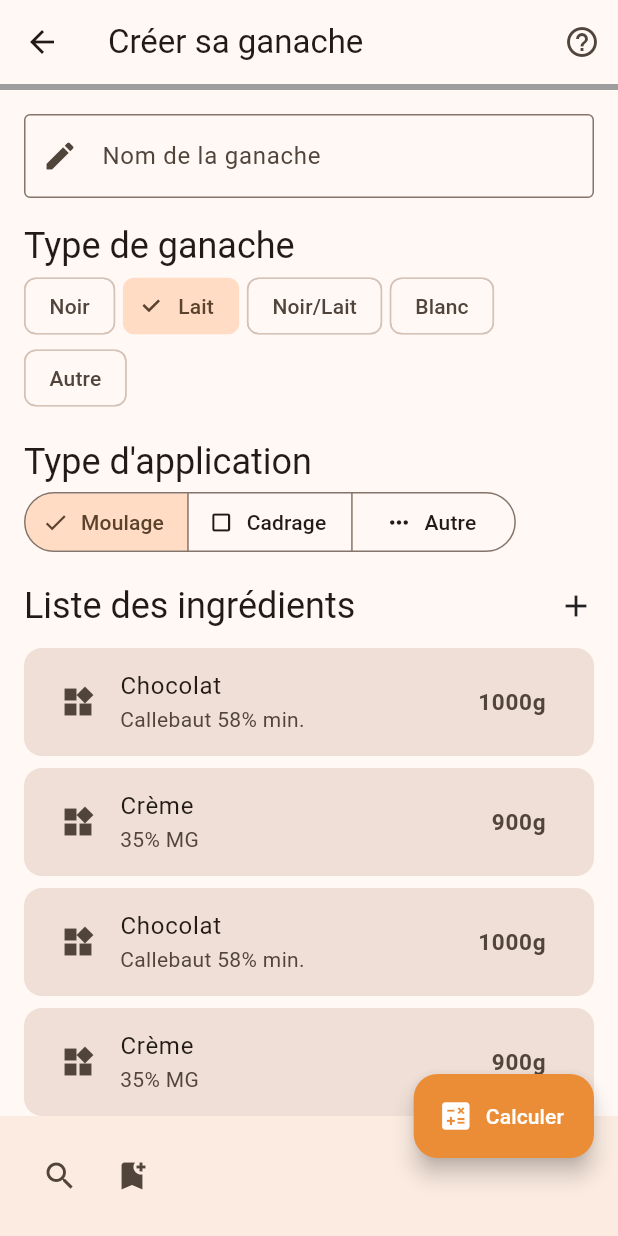
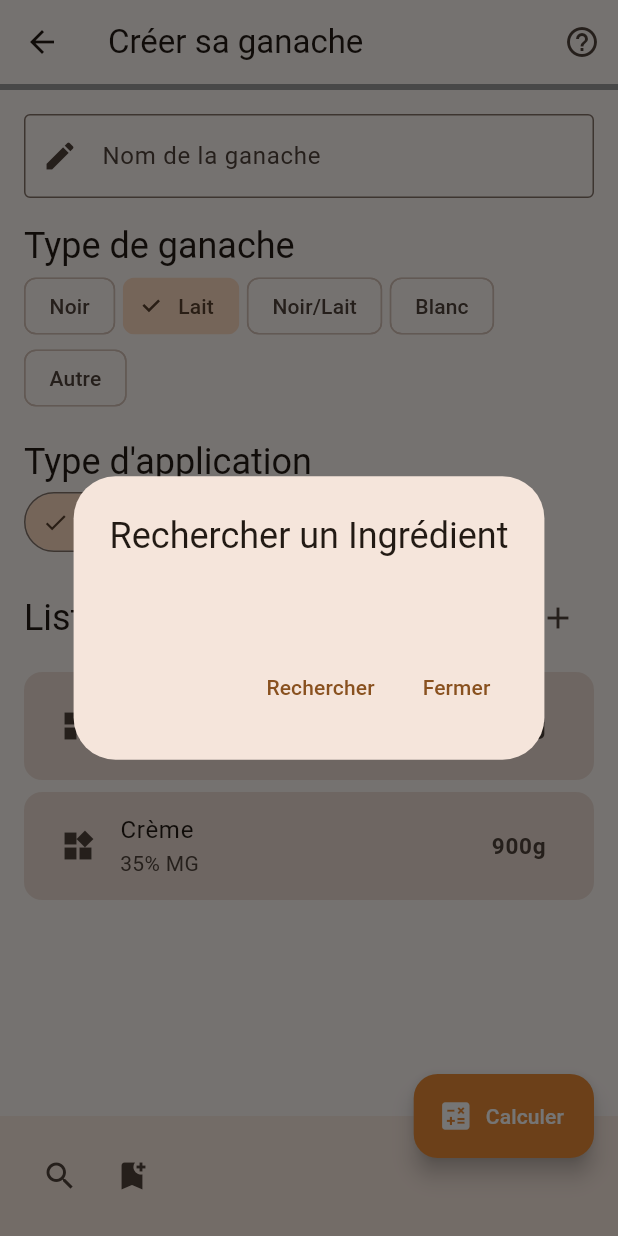
Before and after one commit to AlexandreLuedo/Ganache.lab, a Flutter app: the CreateGanache screen opened directly, after a tap on the "search" icon, on a phone screen of 412 x 824 dp. Run offline on Flutter 3.47's test engine with Material 3 defaults, Android fonts, the phone set to English and light mode, and no system bars.

Commit message:
Refactor: Apply consistent formatting and minor UI improvements
This commit refactors the `lib/main.dart` file with the following changes:

- **Code Formatting:** Applied consistent formatting throughout the file, including class definitions, widget builds, and function calls.
- **`CreateGanache` Widget:**
    - Replaced `_isLoading` and `_progressValue` with a single `progressValue` variable.
    - Added a `tooltip` to the help `IconButton` in the `AppBar`.
    - Implemented a `SnackBar` notification when the "Sauvegarder le brouillon" `IconButton` is pressed.
    - Added a `tooltip` to the "Calculer" `FloatingActionButton.extended`.
    - Added a `tooltip` and an `AlertDialog` to the "Ajouter un ingrédient" `IconButton` in `GanacheIngredients`.
    - Added an `AlertDialog` to the "Rechercher des ingrédients" `IconButton` in the `BottomAppBar`.
- **`GanacheIngredients` Widget:**
    - Removed duplicate ingredient entries for brevity in the example.
- **Minor UI Text Changes:**
    - Corrected "page d\'aide" to "page d'aide".
    - Corrected "Il n\'est pas" to "Il n'est pas".

```diff
--- a/lib/main.dart
+++ b/lib/main.dart
@@ -7,17 +7,17 @@ class GanacheApp extends StatelessWidget {
   const GanacheApp({super.key});
 
   @override
-  build(BuildContext context)
-  {
+  build(BuildContext context) {
     return MaterialApp(
       // debugShowCheckedModeBanner: false,
       theme: ThemeData(colorSchemeSeed: const Color(0xFFEB8C36)),
-        home: const Navigation());
-  } }
+      home: const Navigation(),
+    );
+  }
+}
 
 class Navigation extends StatefulWidget {
   const Navigation({super.key});
-
 
   @override
   State<Navigation> createState() => _NavigationState();
@@ -25,7 +25,8 @@ class Navigation extends StatefulWidget {
 
 class _NavigationState extends State<Navigation> {
   int currentPageIndex = 0;
-  NavigationDestinationLabelBehavior labelBehavior = NavigationDestinationLabelBehavior.onlyShowSelected;
+  NavigationDestinationLabelBehavior labelBehavior =
+      NavigationDestinationLabelBehavior.onlyShowSelected;
 
   @override
   Widget build(BuildContext context) {
@@ -41,10 +42,7 @@ class _NavigationState extends State<Navigation> {
         selectedIndex: currentPageIndex,
         destinations: const <Widget>[
           NavigationDestination(
-            selectedIcon: Icon(
-                Icons.home,
-              color: Colors.white,
-            ),
+            selectedIcon: Icon(Icons.home, color: Colors.white),
             icon: Icon(Icons.home_outlined),
             label: 'Accueil',
           ),
@@ -58,10 +56,7 @@ class _NavigationState extends State<Navigation> {
             label: 'Recettes',
           ),
           NavigationDestination(
-            selectedIcon: Icon(
-              Icons.settings,
-              color: Colors.white,
-            ),
+            selectedIcon: Icon(Icons.settings, color: Colors.white),
             icon: Icon(Icons.settings_outlined),
             label: 'Paramètres',
           ),
@@ -78,26 +73,31 @@ class _NavigationState extends State<Navigation> {
     );
   }
 }
+
 class ConcatenedFloatingActionButton extends StatefulWidget {
   const ConcatenedFloatingActionButton({super.key});
 
   @override
-  State<ConcatenedFloatingActionButton> createState() => _ConcatenedFloatingActionButtonState();
+  State<ConcatenedFloatingActionButton> createState() =>
+      _ConcatenedFloatingActionButtonState();
 }
-class _ConcatenedFloatingActionButtonState extends State<ConcatenedFloatingActionButton> {
-  build(BuildContext context) {
+
+class _ConcatenedFloatingActionButtonState
+    extends State<ConcatenedFloatingActionButton> {
+  @override
+  Widget build(BuildContext context) {
     return FloatingActionButton.extended(
       heroTag: "createGanache",
-      label: Text("Créer sa ganache"),
-      icon: Icon(Icons.add),
-      backgroundColor: Color(0xFFEB8C36),
-      foregroundColor: Colors.white,
+      label: const Text("Créer sa ganache"),
+      icon: const Icon(Icons.add),
       onPressed: () {
         Navigator.push(
           context,
           MaterialPageRoute(builder: (context) => CreateGanache()),
         );
       },
+      backgroundColor: Color(0xFFEB8C36),
+      foregroundColor: Colors.white,
     );
   }
 }
@@ -110,8 +110,7 @@ class CreateGanache extends StatefulWidget {
 }
 
 class _CreateGanacheState extends State<CreateGanache> {
-  bool _isLoading = false;
-  double _progressValue = 0.0;
+  double progressValue = 0.0;
 
   Future<void> _launchUrl() async {
     final Uri url = Uri.parse('https://flutter.dev');
@@ -122,30 +121,32 @@ class _CreateGanacheState extends State<CreateGanache> {
 
   @override
   Widget build(BuildContext context) {
-    return
-      Scaffold(
+    return Scaffold(
       appBar: AppBar(
         title: const Text("Créer sa ganache"),
         actions: <Widget>[
           IconButton(
+            tooltip: "Centre d'aide",
             onPressed: () {
               showDialog(
                 context: context,
                 builder: (BuildContext context) {
                   return AlertDialog(
                     title: const Text("Aide"),
-                    content: const Text("Dans cette page vous devez compléter toutes les informations proposés. \n Il n\'est pas encore possible d\'ajouter ses propres paramètres. \n Pour plus d'informations veuillez vous rendre sur le site internet."),
+                    content: const Text(
+                      "Dans cette page vous devez compléter toutes les informations proposés. \n Il n'est pas encore possible d'ajouter ses propres paramètres. \n Pour plus d'informations veuillez vous rendre sur le site internet.",
+                    ),
                     actions: <Widget>[
                       TextButton(
                         onPressed: () {
-                          Navigator.of(context).pop();  // Ferme le dialog
-                          _launchUrl();// )
+                          Navigator.of(context).pop(); // Ferme le dialog
+                          _launchUrl(); // )
                         },
-                        child: const Text("Visiter la page d\'aide"),
+                        child: const Text("Visiter la page d'aide"),
                       ),
                       TextButton(
                         onPressed: () {
-                          Navigator.of(context).pop();  // Ferme le dialog
+                          Navigator.of(context).pop(); // Ferme le dialog
                         },
                         child: const Text("Fermer"),
                       ),
@@ -160,7 +161,7 @@ class _CreateGanacheState extends State<CreateGanache> {
         bottom: PreferredSize(
           preferredSize: const Size.fromHeight(4.0),
           child: LinearProgressIndicator(
-              value: _progressValue,
+            value: progressValue,
             backgroundColor: Colors.grey,
             valueColor: AlwaysStoppedAnimation<Color>(Color(0xFFEB8C36)),
           ),
@@ -173,23 +174,68 @@ class _CreateGanacheState extends State<CreateGanache> {
             IconButton(
               tooltip: "Rechercher des ingrédients",
               icon: const Icon(Icons.search),
-                  onPressed: () {},
+              onPressed: () {
+                showDialog(
+                  context: context,
+                  builder: (BuildContext context) {
+                    return AlertDialog(
+                      title: const Text("Rechercher un Ingrédient"),
+                      content: const Text(
+                        /* TODO Ajouter la recherche d\'ingrédients */ "",
                       ),
-                IconButton(tooltip: "Sauvegarder le brouillon", onPressed: (){}, icon: const Icon(Icons.bookmark_add))
+                      actions: <Widget>[
+                        TextButton(
+                          onPressed: () {
+                            Navigator.of(context).pop(); // Ferme le dialog
+                            _launchUrl(); // )
+                          },
+                          child: const Text("Rechercher"),
+                        ),
+                        TextButton(
+                          onPressed: () {
+                            Navigator.of(context).pop(); // Ferme le dialog
+                          },
+                          child: const Text("Fermer"),
+                        ),
+                      ],
+                    );
+                  },
+                );
+              },
+            ),
+            IconButton(
+              tooltip: "Sauvegarder le brouillon",
+              onPressed: () {
+                ScaffoldMessenger.of(context).showSnackBar(
+                  SnackBar(
+                    content: const Text("Brouillon Sauvegardé !"),
+                    action: SnackBarAction(
+                      label: 'Annuler',
+                      onPressed: () {
+                        // TODO Implémenter annuler
+                      },
+                    ),
+                  ),
+                );
+              },
+              icon: const Icon(Icons.bookmark_add),
+            ),
           ],
         ),
       ),
       floatingActionButton: FloatingActionButton.extended(
         heroTag: "Calcule",
+        tooltip: "Calculer la Ganache",
         label: Text("Calculer"),
         icon: Icon(Icons.calculate),
         backgroundColor: Color(0xFFEB8C36),
         foregroundColor: Colors.white,
-              onPressed: () {},
+        onPressed: () {
+          /* TODO Créer la route pour aller sur la page CalculateGanache */
+        },
       ),
       floatingActionButtonLocation: FloatingActionButtonLocation.endDocked,
-          body:
-      SingleChildScrollView(
+      body: SingleChildScrollView(
         padding: EdgeInsets.all(16),
         child: Column(
           crossAxisAlignment: CrossAxisAlignment.start,
@@ -203,59 +249,77 @@ class _CreateGanacheState extends State<CreateGanache> {
             GanacheIngredients(),
             SizedBox(height: 16),
           ],
-       )
-      )
+        ),
+      ),
     );
   }
 }
+
+//
+// class CalculateGanache extends StatefulWidget {
+//   const CalculateGanache({super.key});
+//
+//   @override
+//   State<CalculateGanache> createState() => _CalculateGanacheState();
+// }
+//
+// class _CalculateGanacheState extends State<CalculateGanache> {
+//   @override
+//   Widget build(BuildContext context) {}
+// }
+//
 // Variables / Enum / Listes
-enum Application {Moulage, Cadrage, Autre}
+enum Application { moulage, cadrage, autre }
 
 // Indentation pour signfier que les classes sous-jacentes sont appelés par CreateGanache.
 // Classes
 class GanacheTypeSelection extends StatefulWidget {
   const GanacheTypeSelection({super.key});
+
   @override
   State<GanacheTypeSelection> createState() => _GanacheTypeSelectionState();
 }
+
 class _GanacheTypeSelectionState extends State<GanacheTypeSelection> {
-  int? ChocolateTypeValue = 1;
+  int? chocolateTypeValue = 1;
   final noms = ["Noir", "Lait", "Noir/Lait", "Blanc", "Autre"];
 
   @override
   Widget build(BuildContext context) {
-  return
-     Column(
+    return Column(
       crossAxisAlignment: CrossAxisAlignment.start,
       children: [
-            Text("Type de ganache", style: Theme.of(context).textTheme.headlineSmall),
+        Text(
+          "Type de ganache",
+          style: Theme.of(context).textTheme.headlineSmall,
+        ),
         Wrap(
           spacing: 5.0,
           children:
               List<Widget>.generate(noms.length, (int index) {
                 return ChoiceChip(
                   label: Text(noms[index]),
-                  selected: ChocolateTypeValue == index,
+                  selected: chocolateTypeValue == index,
                   onSelected: (bool selected) {
                     setState(() {
-                      ChocolateTypeValue = selected ? index : null;
+                      chocolateTypeValue = selected ? index : null;
                       // _value = condition ? valeurSiVrai : valeurSiFaux;
-
                     });
                   },
                 );
               }).toList(),
         ),
-          ]
+      ],
     );
   }
 }
+
 class GanacheNameInput extends StatelessWidget {
   const GanacheNameInput({super.key});
+
   @override
   Widget build(BuildContext context) {
-      return
-        TextField(
+    return TextField(
       decoration: InputDecoration(
         prefixIcon: const Icon(Icons.edit),
         labelText: "Nom de la ganache",
@@ -266,49 +330,57 @@ enum Application {Moulage, Cadrage, Autre}
     );
   }
 }
+
 class ApplicationTypeSelection extends StatefulWidget {
   const ApplicationTypeSelection({super.key});
 
   @override
-  State<ApplicationTypeSelection> createState() => _ApplicationTypeSelectionState();
+  State<ApplicationTypeSelection> createState() =>
+      _ApplicationTypeSelectionState();
 }
+
 class _ApplicationTypeSelectionState extends State<ApplicationTypeSelection> {
-  Application applicationView = Application.Moulage;
+  Application applicationView = Application.moulage;
 
   @override
   Widget build(BuildContext context) {
     return Column(
       crossAxisAlignment: CrossAxisAlignment.start,
       children: [
-          Text("Type d'application", style: Theme.of(context).textTheme.headlineSmall),
+        Text(
+          "Type d'application",
+          style: Theme.of(context).textTheme.headlineSmall,
+        ),
         SegmentedButton<Application>(
           segments: const <ButtonSegment<Application>>[
             ButtonSegment<Application>(
-                  value: Application.Moulage,
+              value: Application.moulage,
               label: Text("Moulage"),
-                  icon: Icon(Icons.apps)
+              icon: Icon(Icons.apps),
             ),
             ButtonSegment<Application>(
-                  value: Application.Cadrage,
+              value: Application.cadrage,
               label: Text("Cadrage"),
-                  icon: Icon(Icons.crop_square)
+              icon: Icon(Icons.crop_square),
             ),
-                ButtonSegment(value: Application.Autre,
+            ButtonSegment(
+              value: Application.autre,
               label: Text("Autre"),
-                  icon: Icon(Icons.more_horiz)
+              icon: Icon(Icons.more_horiz),
             ),
-
           ],
           selected: <Application>{applicationView},
           onSelectionChanged: (Set<Application> newSelection) {
             setState(() {
               applicationView = newSelection.first;
             });
-    }),
-      ]
+          },
+        ),
+      ],
     );
   }
 }
+
 class GanacheIngredients extends StatelessWidget {
   const GanacheIngredients({super.key});
 
@@ -316,26 +388,6 @@ enum Application {Moulage, Cadrage, Autre}
   Widget build(BuildContext context) {
     // Exemple de données d’ingrédients
     final ingredients = [
-      {'title': 'Chocolat', 'subtitle': 'Callebaut 58% min.', 'value': 1000},
-      {'title': 'Crème', 'subtitle': '35% MG', 'value': 900},
-      {'title': 'Chocolat', 'subtitle': 'Callebaut 58% min.', 'value': 1000},
-      {'title': 'Crème', 'subtitle': '35% MG', 'value': 900},
-      {'title': 'Chocolat', 'subtitle': 'Callebaut 58% min.', 'value': 1000},
-      {'title': 'Crème', 'subtitle': '35% MG', 'value': 900},
-      {'title': 'Chocolat', 'subtitle': 'Callebaut 58% min.', 'value': 1000},
-      {'title': 'Crème', 'subtitle': '35% MG', 'value': 900},
-      {'title': 'Chocolat', 'subtitle': 'Callebaut 58% min.', 'value': 1000},
-      {'title': 'Crème', 'subtitle': '35% MG', 'value': 900},
-      {'title': 'Chocolat', 'subtitle': 'Callebaut 58% min.', 'value': 1000},
-      {'title': 'Crème', 'subtitle': '35% MG', 'value': 900},
-      {'title': 'Chocolat', 'subtitle': 'Callebaut 58% min.', 'value': 1000},
-      {'title': 'Crème', 'subtitle': '35% MG', 'value': 900},
-      {'title': 'Chocolat', 'subtitle': 'Callebaut 58% min.', 'value': 1000},
-      {'title': 'Crème', 'subtitle': '35% MG', 'value': 900},
-      {'title': 'Chocolat', 'subtitle': 'Callebaut 58% min.', 'value': 1000},
-      {'title': 'Crème', 'subtitle': '35% MG', 'value': 900},
-      {'title': 'Chocolat', 'subtitle': 'Callebaut 58% min.', 'value': 1000},
-      {'title': 'Crème', 'subtitle': '35% MG', 'value': 900},
       {'title': 'Chocolat', 'subtitle': 'Callebaut 58% min.', 'value': 1000},
       {'title': 'Crème', 'subtitle': '35% MG', 'value': 900},
       // Ajoute d’autres si besoin…
@@ -351,7 +403,38 @@ enum Application {Moulage, Cadrage, Autre}
               "Liste des ingrédients",
               style: Theme.of(context).textTheme.headlineSmall,
             ),
-            Icon(Icons.add), // TODO rendre cliquable pour ajouter des ingrédients
+            IconButton(
+              tooltip: "Ajouter un ingrédient",
+              onPressed: () {
+                /* TODO Ajouter le onPressed */
+                showDialog(
+                  context: context,
+                  builder: (BuildContext context) {
+                    return AlertDialog(
+                      title: const Text("Ajouter un Ingrédient"),
+                      content: const Text(
+                        /* TODO Ajouter l\'ajout d\'ingrédients */ "",
+                      ),
+                      actions: <Widget>[
+                        TextButton(
+                          onPressed: () {
+                            Navigator.of(context).pop(); // Ferme le dialog
+                          },
+                          child: const Text("Ajouter"),
+                        ),
+                        TextButton(
+                          onPressed: () {
+                            Navigator.of(context).pop(); // Ferme le dialog
+                          },
+                          child: const Text("Fermer"),
+                        ),
+                      ],
+                    );
+                  },
+                );
+              },
+              icon: const Icon(Icons.add),
+            ),
           ],
         ),
         const SizedBox(height: 8),
@@ -368,68 +451,73 @@ enum Application {Moulage, Cadrage, Autre}
               leading: const Icon(Icons.widgets),
               title: Text("${ingredient['title']}"),
               subtitle: Text("${ingredient['subtitle']}"),
-              trailing: Text("${ingredient['value']}g",
-              style: TextStyle(
-                fontWeight: FontWeight.bold,
-                fontSize: 15,
-              ),),
+              trailing: Text(
+                "${ingredient['value']}g",
+                style: TextStyle(fontWeight: FontWeight.bold, fontSize: 15),
+              ),
             ),
           );
-        }).toList(),
+        }),
       ],
     );
   }
 }
+
 class OnWelcomeScreen extends StatelessWidget {
   const OnWelcomeScreen({super.key});
-  build(BuildContext context) {
+  @override
+  Widget build(BuildContext context) {
     return Scaffold(
       body: WelcomeScreen(),
       floatingActionButton: ConcatenedFloatingActionButton(),
     );
   }
 }
+
 class WelcomeScreen extends StatelessWidget {
   const WelcomeScreen({super.key});
+
   @override
   build(BuildContext context) {
     return const Center(
-
       // #docregion text
       child: Column(
         mainAxisAlignment: MainAxisAlignment.center,
         children: <Widget>[
-          Text('Bienvenue dans',
+          Text(
+            'Bienvenue dans',
             style: TextStyle(
               fontSize: 20,
               color: Colors.grey,
-              ) // #enddocregion text
+            ), // #enddocregion text
           ),
           Row(
             mainAxisAlignment: MainAxisAlignment.center,
             children: [
-              Text('Ganache',
+              Text(
+                'Ganache',
                 style: TextStyle(
                   color: Color(0xFF422322),
                   fontWeight: FontWeight.bold,
-                    fontSize: 32
+                  fontSize: 32,
                 ),
               ),
-              Text('.lab',
+              Text(
+                '.lab',
                 style: TextStyle(
                   color: Color(0xFFEB8C36),
                   fontWeight: FontWeight.bold,
-                    fontSize: 32
+                  fontSize: 32,
                 ),
               ),
             ],
           ),
-        ],// #enddocregion centered-text
+        ], // #enddocregion centered-text
       ),
-
     );
   }
 }
+
 class RecipeList extends StatelessWidget {
   const RecipeList({super.key});
 
@@ -438,24 +526,24 @@ class RecipeList extends StatelessWidget {
     return Scaffold(
       floatingActionButton: ConcatenedFloatingActionButton(),
       appBar: AppBar(
-
         // centerTitle: true,
-        title: const Text('Recettes'/*,
-        style: TextStyle(fontWeight: FontWeight.bold)*/
+        title: const Text(
+          'Recettes' /*,
+        style: TextStyle(fontWeight: FontWeight.bold)*/,
         ),
-      )
+      ),
     );
   }
 }
+
 class Settings extends StatelessWidget {
   const Settings({super.key});
 
   @override
   Widget build(BuildContext context) {
     return Scaffold(
-      appBar: AppBar(
-        title: const Text('Paramètres')
-      ),
+      appBar: AppBar(title: const Text('Paramètres')),
+      // TODO Adding dark theme (SearrchBar class doc)
     );
   }
 }
```
Lines whose indentation alone changed are shown as unchanged.
